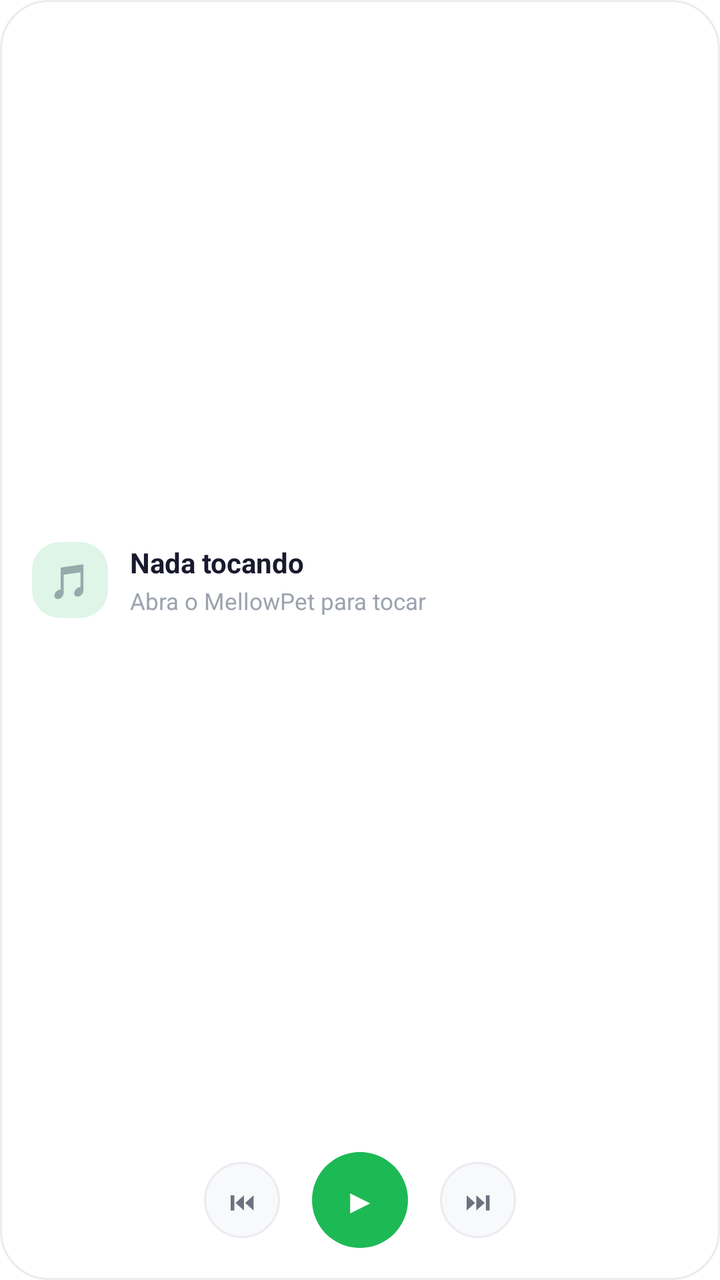
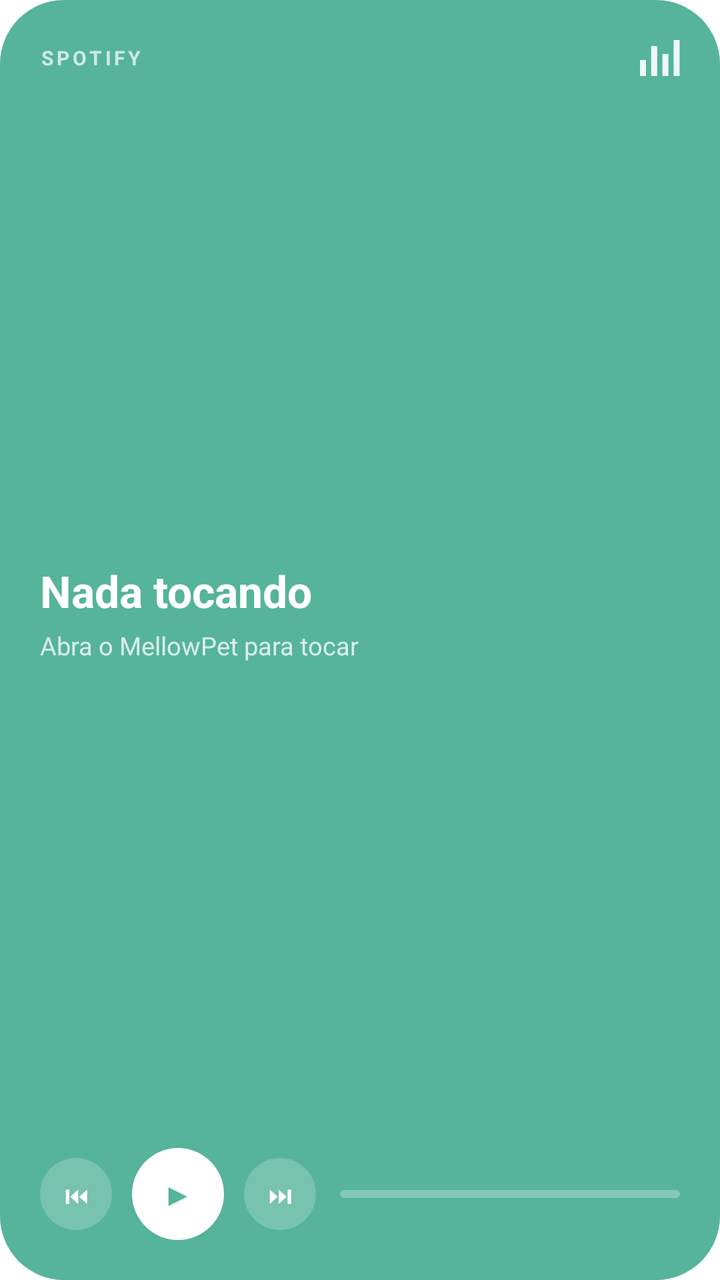

Two renders of the same Android screen: before a commit and after it. Below are the layout's source before the change and the commit's diff.
<!-- AndroidManifest.xml: fallback theme Theme.MaterialComponents.DayNight.NoActionBar -->
<!-- res/layout/widget_now_playing.xml -->
<?xml version="1.0" encoding="utf-8"?>
<LinearLayout xmlns:android="http://schemas.android.com/apk/res/android"
    android:id="@+id/widget_np_root"
    android:layout_width="match_parent"
    android:layout_height="match_parent"
    android:orientation="vertical"
    android:background="@drawable/widget_card_bg"
    android:padding="16dp">

    <LinearLayout
        android:layout_width="match_parent"
        android:layout_height="0dp"
        android:layout_weight="1"
        android:orientation="horizontal"
        android:gravity="center_vertical">

        <TextView
            android:layout_width="38dp"
            android:layout_height="38dp"
            android:background="@drawable/widget_spotify_badge"
            android:gravity="center"
            android:textSize="17sp"
            android:text="🎵" />

        <LinearLayout
            android:layout_width="0dp"
            android:layout_height="wrap_content"
            android:layout_weight="1"
            android:layout_marginStart="11dp"
            android:orientation="vertical">

            <TextView
                android:id="@+id/widget_np_track"
                android:layout_width="match_parent"
                android:layout_height="wrap_content"
                android:textSize="14sp"
                android:textStyle="bold"
                android:textColor="#1A1A2E"
                android:maxLines="1"
                android:ellipsize="end"
                android:text="Nada tocando" />

            <TextView
                android:id="@+id/widget_np_artist"
                android:layout_width="match_parent"
                android:layout_height="wrap_content"
                android:layout_marginTop="2dp"
                android:textSize="11.5sp"
                android:textColor="#9CA3AF"
                android:maxLines="1"
                android:ellipsize="end"
                android:text="Abra o MellowPet para tocar" />
        </LinearLayout>
    </LinearLayout>

    <LinearLayout
        android:layout_width="match_parent"
        android:layout_height="wrap_content"
        android:layout_marginTop="12dp"
        android:orientation="horizontal"
        android:gravity="center">

        <TextView
            android:id="@+id/widget_np_prev"
            android:layout_width="38dp"
            android:layout_height="38dp"
            android:background="@drawable/widget_button_bg"
            android:gravity="center"
            android:textSize="13sp"
            android:textColor="#6B7280"
            android:text="⏮" />

        <TextView
            android:id="@+id/widget_np_playpause"
            android:layout_width="48dp"
            android:layout_height="48dp"
            android:layout_marginStart="16dp"
            android:layout_marginEnd="16dp"
            android:background="@drawable/widget_play_btn"
            android:gravity="center"
            android:textSize="17sp"
            android:textColor="#FFFFFF"
            android:text="▶" />

        <TextView
            android:id="@+id/widget_np_next"
            android:layout_width="38dp"
            android:layout_height="38dp"
            android:background="@drawable/widget_button_bg"
            android:gravity="center"
            android:textSize="13sp"
            android:textColor="#6B7280"
            android:text="⏭" />
    </LinearLayout>
</LinearLayout>
<!-- resources referenced by this layout -->
<resources>
  <!-- drawable widget_button_bg (drawable) -->
  <?xml version="1.0" encoding="utf-8"?>
  <shape xmlns:android="http://schemas.android.com/apk/res/android" android:shape="oval">
    <solid android:color="#F8F9FB" />
    <stroke android:width="1dp" android:color="#EBEBF0" />
  </shape>
  <!-- drawable widget_card_bg (drawable) -->
  <?xml version="1.0" encoding="utf-8"?>
  <shape xmlns:android="http://schemas.android.com/apk/res/android" android:shape="rectangle">
    <solid android:color="#FFFFFF" />
    <corners android:radius="24dp" />
    <stroke android:width="1dp" android:color="#EBEBF0" />
  </shape>
  <!-- drawable widget_play_btn (drawable) -->
  <?xml version="1.0" encoding="utf-8"?>
  <shape xmlns:android="http://schemas.android.com/apk/res/android" android:shape="oval">
    <solid android:color="#1DB954" />
  </shape>
  <!-- drawable widget_spotify_badge (drawable) -->
  <?xml version="1.0" encoding="utf-8"?>
  <shape xmlns:android="http://schemas.android.com/apk/res/android" android:shape="rectangle">
    <solid android:color="#241DB954" />
    <corners android:radius="14dp" />
  </shape>
</resources>

<!-- the commit's change to res/layout/widget_now_playing.xml (unified diff, before → after) -->
@@ -4,92 +4,112 @@
     android:layout_width="match_parent"
     android:layout_height="match_parent"
     android:orientation="vertical"
-    android:background="@drawable/widget_card_bg"
-    android:padding="16dp">
+    android:background="@drawable/widget_pl_neutral"
+    android:padding="20dp">
+
+    <LinearLayout
+        android:layout_width="match_parent"
+        android:layout_height="wrap_content"
+        android:orientation="horizontal"
+        android:gravity="center_vertical">
+
+        <TextView
+            android:id="@+id/widget_np_source"
+            android:layout_width="0dp"
+            android:layout_weight="1"
+            android:layout_height="wrap_content"
+            android:textSize="10sp"
+            android:textStyle="bold"
+            android:textColor="#B8FFFFFF"
+            android:letterSpacing="0.16"
+            android:maxLines="1"
+            android:text="SPOTIFY" />
+
+        <ImageView
+            android:id="@+id/widget_np_eq"
+            android:layout_width="20dp"
+            android:layout_height="18dp"
+            android:src="@drawable/widget_eq"
+            android:contentDescription="@null" />
+    </LinearLayout>
 
     <LinearLayout
         android:layout_width="match_parent"
         android:layout_height="0dp"
         android:layout_weight="1"
-        android:orientation="horizontal"
+        android:orientation="vertical"
         android:gravity="center_vertical">
 
         <TextView
-            android:layout_width="38dp"
-            android:layout_height="38dp"
-            android:background="@drawable/widget_spotify_badge"
-            android:gravity="center"
-            android:textSize="17sp"
-            android:text="🎵" />
+            android:id="@+id/widget_np_track"
+            android:layout_width="match_parent"
+            android:layout_height="wrap_content"
+            android:textSize="22sp"
+            android:textStyle="bold"
+            android:textColor="#FFFFFF"
+            android:maxLines="1"
+            android:ellipsize="end"
+            android:text="Nada tocando" />
 
-        <LinearLayout
-            android:layout_width="0dp"
+        <TextView
+            android:id="@+id/widget_np_artist"
+            android:layout_width="match_parent"
             android:layout_height="wrap_content"
-            android:layout_weight="1"
-            android:layout_marginStart="11dp"
-            android:orientation="vertical">
-
-            <TextView
-                android:id="@+id/widget_np_track"
-                android:layout_width="match_parent"
-                android:layout_height="wrap_content"
-                android:textSize="14sp"
-                android:textStyle="bold"
-                android:textColor="#1A1A2E"
-                android:maxLines="1"
-                android:ellipsize="end"
-                android:text="Nada tocando" />
-
-            <TextView
-                android:id="@+id/widget_np_artist"
-                android:layout_width="match_parent"
-                android:layout_height="wrap_content"
-                android:layout_marginTop="2dp"
-                android:textSize="11.5sp"
-                android:textColor="#9CA3AF"
-                android:maxLines="1"
-                android:ellipsize="end"
-                android:text="Abra o MellowPet para tocar" />
-        </LinearLayout>
+            android:layout_marginTop="4dp"
+            android:textSize="12.5sp"
+            android:textColor="#C7FFFFFF"
+            android:maxLines="1"
+            android:ellipsize="end"
+            android:text="Abra o MellowPet para tocar" />
     </LinearLayout>
 
     <LinearLayout
         android:layout_width="match_parent"
         android:layout_height="wrap_content"
-        android:layout_marginTop="12dp"
         android:orientation="horizontal"
-        android:gravity="center">
+        android:gravity="center_vertical">
 
         <TextView
             android:id="@+id/widget_np_prev"
-            android:layout_width="38dp"
-            android:layout_height="38dp"
-            android:background="@drawable/widget_button_bg"
+            android:layout_width="36dp"
+            android:layout_height="36dp"
+            android:background="@drawable/widget_on_color_btn"
             android:gravity="center"
-            android:textSize="13sp"
-            android:textColor="#6B7280"
+            android:textSize="12sp"
+            android:textColor="#FFFFFF"
             android:text="⏮" />
 
         <TextView
             android:id="@+id/widget_np_playpause"
-            android:layout_width="48dp"
-            android:layout_height="48dp"
-            android:layout_marginStart="16dp"
-            android:layout_marginEnd="16dp"
-            android:background="@drawable/widget_play_btn"
+            android:layout_width="46dp"
+            android:layout_height="46dp"
+            android:layout_marginStart="10dp"
+            android:background="@drawable/widget_white_btn"
             android:gravity="center"
-            android:textSize="17sp"
-            android:textColor="#FFFFFF"
+            android:textSize="16sp"
+            android:textColor="#55B49A"
             android:text="▶" />
 
         <TextView
             android:id="@+id/widget_np_next"
-            android:layout_width="38dp"
-            android:layout_height="38dp"
-            android:background="@drawable/widget_button_bg"
+            android:layout_width="36dp"
+            android:layout_height="36dp"
+            android:layout_marginStart="10dp"
+            android:background="@drawable/widget_on_color_btn"
             android:gravity="center"
-            android:textSize="13sp"
-            android:textColor="#6B7280"
+            android:textSize="12sp"
+            android:textColor="#FFFFFF"
             android:text="⏭" />
+
+        <ProgressBar
+            android:id="@+id/widget_np_bar"
+            style="?android:attr/progressBarStyleHorizontal"
+            android:layout_width="0dp"
+            android:layout_weight="1"
+            android:layout_height="4dp"
+            android:layout_marginStart="12dp"
+            android:progressDrawable="@drawable/widget_progress_on_color"
+            android:max="100"
+            android:progress="0" />
     </LinearLayout>
 </LinearLayout>
<!-- resource entries referenced after the edit -->
@@ -1,28 +1,48 @@
 <!-- resources referenced by this layout -->
 <resources>
-  <!-- drawable widget_button_bg (drawable) -->
+  <!-- drawable widget_eq (drawable) -->
+  <?xml version="1.0" encoding="utf-8"?>
+  <vector xmlns:android="http://schemas.android.com/apk/res/android"
+      android:width="20dp" android:height="18dp"
+      android:viewportWidth="20" android:viewportHeight="18">
+    <path android:pathData="M0,10 h3 v8 h-3 z" android:fillColor="#FFFFFF" android:fillAlpha="0.9" />
+    <path android:pathData="M5.6,3 h3 v15 h-3 z" android:fillColor="#FFFFFF" android:fillAlpha="0.9" />
+    <path android:pathData="M11.2,7 h3 v11 h-3 z" android:fillColor="#FFFFFF" android:fillAlpha="0.9" />
+    <path android:pathData="M16.8,0 h3 v18 h-3 z" android:fillColor="#FFFFFF" android:fillAlpha="0.9" />
+  </vector>
+  <!-- drawable widget_on_color_btn (drawable) -->
   <?xml version="1.0" encoding="utf-8"?>
   <shape xmlns:android="http://schemas.android.com/apk/res/android" android:shape="oval">
-    <solid android:color="#F8F9FB" />
-    <stroke android:width="1dp" android:color="#EBEBF0" />
+    <solid android:color="#33FFFFFF" />
   </shape>
-  <!-- drawable widget_card_bg (drawable) -->
+  <!-- drawable widget_pl_neutral (drawable) -->
   <?xml version="1.0" encoding="utf-8"?>
   <shape xmlns:android="http://schemas.android.com/apk/res/android" android:shape="rectangle">
-    <solid android:color="#FFFFFF" />
-    <corners android:radius="24dp" />
-    <stroke android:width="1dp" android:color="#EBEBF0" />
+    <solid android:color="#55B49A" />
+    <corners android:radius="32dp" />
   </shape>
-  <!-- drawable widget_play_btn (drawable) -->
+  <!-- drawable widget_progress_on_color (drawable) -->
+  <?xml version="1.0" encoding="utf-8"?>
+  <layer-list xmlns:android="http://schemas.android.com/apk/res/android">
+    <item android:id="@android:id/background">
+      <shape android:shape="rectangle">
+        <solid android:color="#47FFFFFF" />
+        <corners android:radius="999dp" />
+      </shape>
+    </item>
+    <item android:id="@android:id/progress">
+      <clip>
+        <shape android:shape="rectangle">
+          <solid android:color="#FFFFFF" />
+          <corners android:radius="999dp" />
+        </shape>
+      </clip>
+    </item>
+  </layer-list>
+  <!-- drawable widget_white_btn (drawable) -->
   <?xml version="1.0" encoding="utf-8"?>
   <shape xmlns:android="http://schemas.android.com/apk/res/android" android:shape="oval">
-    <solid android:color="#1DB954" />
-  </shape>
-  <!-- drawable widget_spotify_badge (drawable) -->
-  <?xml version="1.0" encoding="utf-8"?>
-  <shape xmlns:android="http://schemas.android.com/apk/res/android" android:shape="rectangle">
-    <solid android:color="#241DB954" />
-    <corners android:radius="14dp" />
+    <solid android:color="#FFFFFF" />
   </shape>
 </resources>
 
